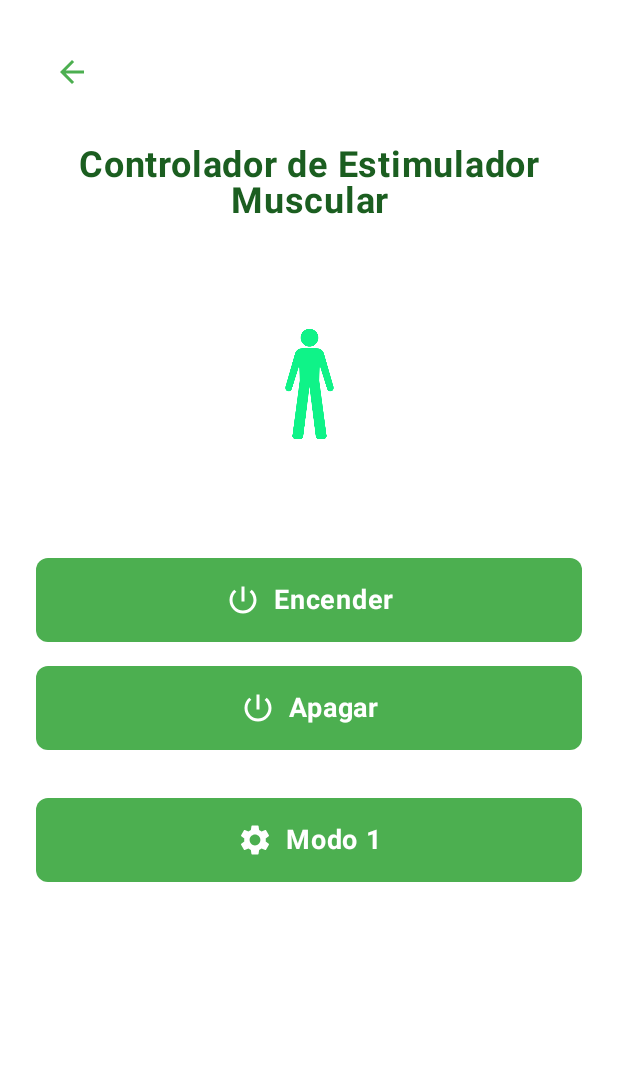
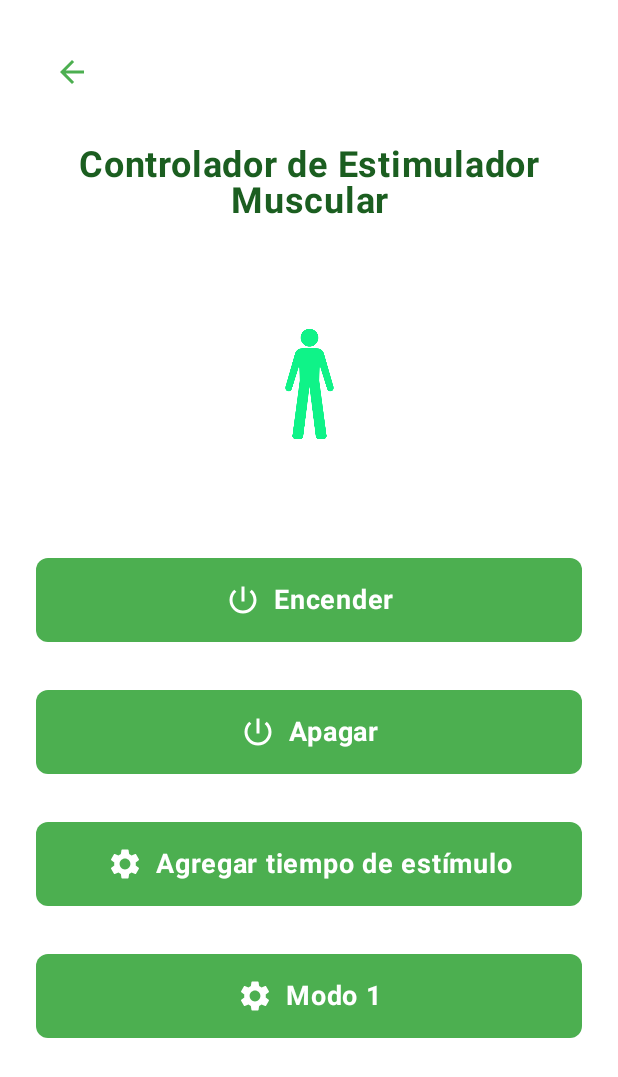
Before and after one commit to LuisSanta17/AppTesis, an Android app built with Jetpack Compose: the screen it shows after launch (MainActivity), after a tap on "Saltar", on a phone screen of 412 x 824 dp. Shown: the top 1077 px of the screen. Run offline under Robolectric (Android 15) with nearby library versions, the phone set to English and light mode, and no system bars.

Commit message:
V2.1 de la app

```diff
--- a/app/src/main/java/com/example/appv1/MainActivity.kt
+++ b/app/src/main/java/com/example/appv1/MainActivity.kt
@@ -65,6 +65,8 @@ fun InitialScreen(onNavigateToMain: () -> Unit) {
             verticalArrangement = Arrangement.Center,
             horizontalAlignment = Alignment.CenterHorizontally
         ) {
+            Spacer(modifier = Modifier.height(50.dp))
+
             Text(
                 text = "Welcome to\nKeep Walking",
                 fontSize = 28.sp,
@@ -86,6 +88,8 @@ fun InitialScreen(onNavigateToMain: () -> Unit) {
             ButtonContainer(text = "Conectar Bluetooth", color = buttonColor) {
                 // TODO: Agregar la lógica de conexión Bluetooth
             }
+
+            Spacer(modifier = Modifier.height(16.dp))
         }
 
         Box(
@@ -96,11 +100,11 @@ fun InitialScreen(onNavigateToMain: () -> Unit) {
             Button(
                 onClick = onNavigateToMain,
                 colors = ButtonDefaults.buttonColors(containerColor = buttonColor),
-                modifier = Modifier.size(100.dp, 50.dp) // Tamaño reducido para el botón "Saltar"
+                modifier = Modifier.size(80.dp, 40.dp) // Tamaño reducido para el botón "Saltar"
             ) {
                 Text(
                     text = "Saltar",
-                    fontSize = 16.sp,
+                    fontSize = 14.sp,
                     fontWeight = FontWeight.Bold,
                     color = Color.White
                 )
@@ -146,7 +150,9 @@ fun MainScreen(modifier: Modifier = Modifier, onBackClick: () -> Unit) {
             fontSize = 24.sp,
             fontWeight = FontWeight.Bold,
             color = Color(0xFF1B5E20),
-            modifier = Modifier.padding(bottom = 16.dp),
+            modifier = Modifier
+                .fillMaxWidth()
+                .padding(bottom = 16.dp),
             textAlign = TextAlign.Center
         )
 
@@ -169,11 +175,24 @@ fun MainScreen(modifier: Modifier = Modifier, onBackClick: () -> Unit) {
             onClick = { isOn = true }
         )
 
+        Spacer(modifier = Modifier.height(16.dp))
+
         ButtonContainer(
             text = "Apagar",
             color = buttonColor,
             icon = Icons.Default.PowerSettingsNew,
             onClick = { isOn = false }
+        )
+
+        Spacer(modifier = Modifier.height(16.dp))
+
+        ButtonContainer(
+            text = "Agregar tiempo de estímulo",
+            color = buttonColor,
+            icon = Icons.Default.Settings,
+            onClick = {
+                // TODO: Agregar lógica para agregar tiempo de estímulo
+            }
         )
 
         Spacer(modifier = Modifier.height(16.dp))
```
